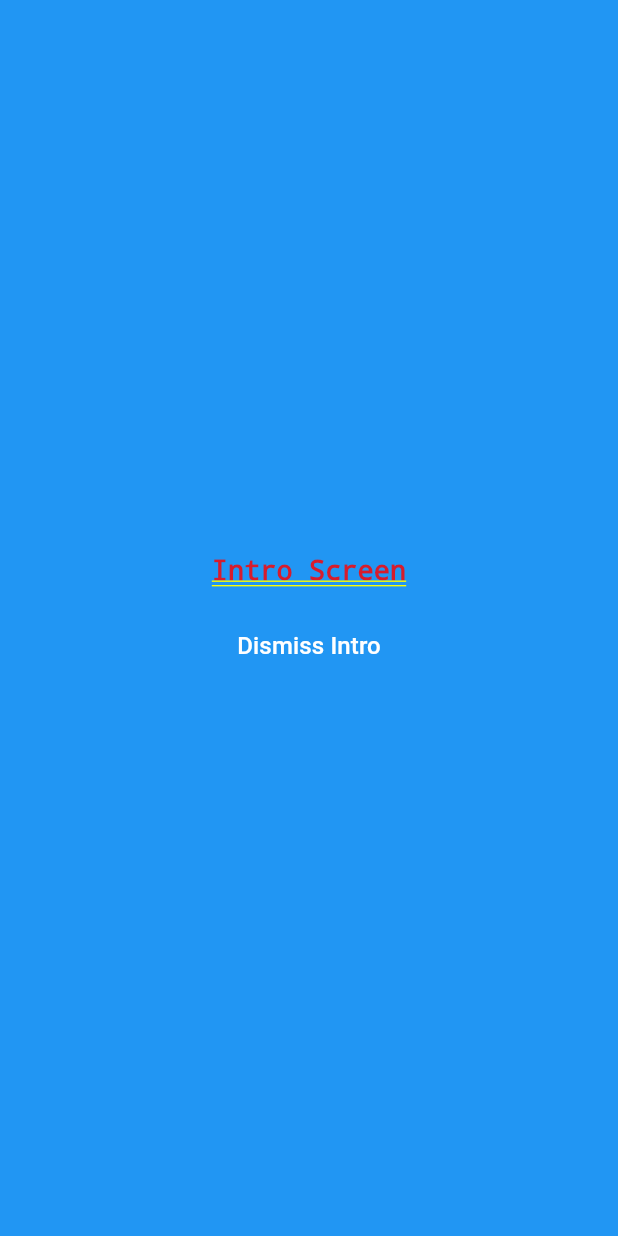
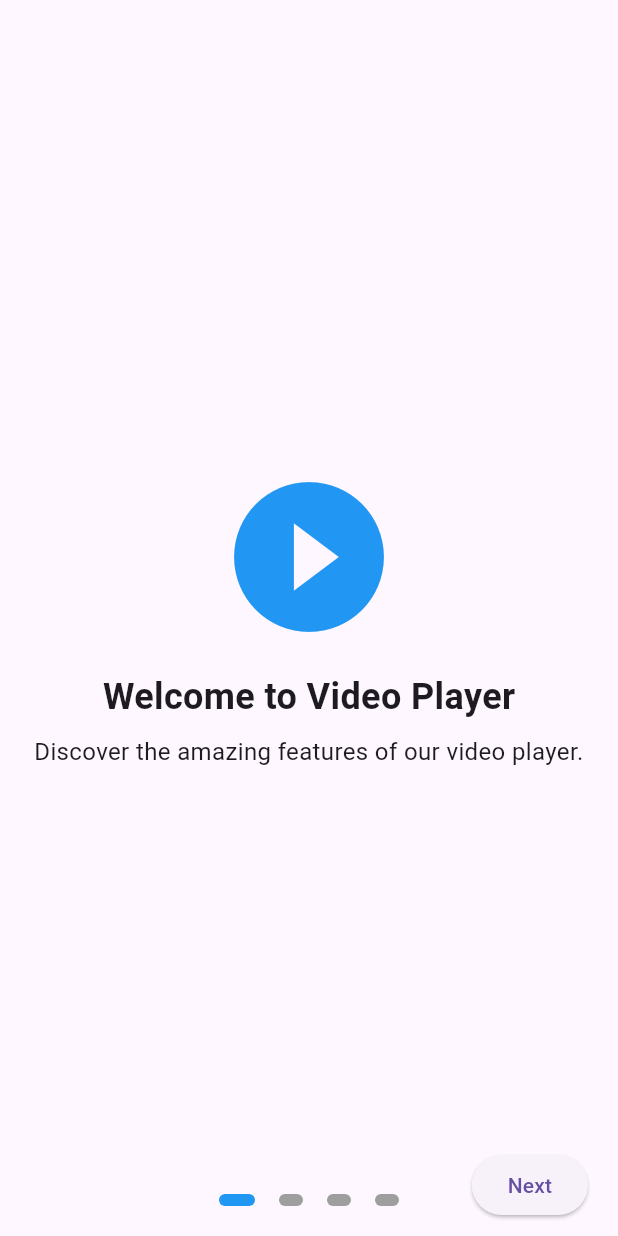
Before and after one commit to imtiazmehmood/VVPA, a Flutter app: the screen it shows after launch, on a phone screen of 412 x 824 dp. Run offline on Flutter 3.47's test engine with Material 3 defaults, Android fonts, the phone set to English and light mode, and no system bars; our stand-ins replace animated_splash_screen, chewie, shared_preferences, video_player; missing offline and left inert: flutter_storage_path, video_compress.

Commit message:
feat:setup tour screen

```diff
--- a/lib/main.dart
+++ b/lib/main.dart
@@ -1,6 +1,6 @@
 import 'package:flutter/material.dart';
-import 'package:vvplayer/pages/intro.dart';
 import 'package:vvplayer/pages/splash.dart';
+import 'package:vvplayer/pages/tour.dart';
 import 'package:vvplayer/pages/videolist.dart';
 import 'package:shared_preferences/shared_preferences.dart';
 import 'package:animated_splash_screen/animated_splash_screen.dart';
@@ -28,7 +28,7 @@ class MyApp extends StatelessWidget {
       home: AnimatedSplashScreen(
         duration: 3000,
         splash: const Splash(),
-        nextScreen: isIntroShown ? const VideoPlayerScreen() : const Intro(),
+        nextScreen: isIntroShown ? const VideoPlayerScreen() : const TourScreen(),
         splashTransition: SplashTransition.scaleTransition,
         backgroundColor: Colors.blue,
       ),
--- a/lib/pages/intro.dart
+++ /dev/null
@@ -1,48 +0,0 @@
-import 'package:flutter/material.dart';
-import 'package:shared_preferences/shared_preferences.dart';
-
-class Intro extends StatefulWidget {
-  const Intro({super.key});
-
-  @override
-  State<Intro> createState() => IntroState();
-}
-
-class IntroState extends State<Intro> {
-  @override
-  Widget build(BuildContext context) {
-    return Container(
-      height: double.infinity,
-      width: double.infinity,
-      color: Colors.blue,
-      child: SizedBox(
-        height: double.infinity,
-        width: double.infinity,
-        child: Column(
-          mainAxisAlignment: MainAxisAlignment.center,
-          crossAxisAlignment: CrossAxisAlignment.center,
-          children: [
-            const Text(
-              'Intro Screen',
-              style: TextStyle(fontSize: 18, fontWeight: FontWeight.bold),
-            ),
-            const SizedBox(height: 16), // Add some space between Text and TextButton
-            TextButton(
-              onPressed: () async {
-                SharedPreferences prefs = await SharedPreferences.getInstance();
-                prefs.setBool('isIntroShown', true);
-              },
-              child: const Text(
-                'Dismiss Intro',
-                style: TextStyle(
-                  color: Colors.white,
-                  fontSize: 16,
-                ),
-              ),
-            ),
-          ],
-        ),
-      ),
-    );
-  }
-}
--- /dev/null
+++ b/lib/pages/tour.dart
@@ -0,0 +1,161 @@
+import 'package:flutter/foundation.dart';
+import 'package:flutter/material.dart';
+import 'package:shared_preferences/shared_preferences.dart';
+import 'package:vvplayer/pages/videolist.dart';
+
+class TourScreen extends StatefulWidget {
+  const TourScreen();
+
+  @override
+  _TourScreenState createState() => _TourScreenState();
+}
+
+class _TourScreenState extends State<TourScreen> {
+  final PageController _pageController = PageController();
+  int _currentPage = 0;
+
+  List<TourStep> tourSteps = [
+    TourStep(
+      title: "Welcome to Video Player",
+      description: "Discover the amazing features of our video player.",
+      image: Icons.play_circle_filled,
+    ),
+    TourStep(
+      title: "Play/Pause",
+      description: "Tap the play/pause button to start or pause the video.",
+      image: Icons.play_arrow,
+    ),
+    TourStep(
+      title: "Full Screen",
+      description: "Expand your view by tapping the full-screen button.",
+      image: Icons.fullscreen,
+    ),
+    TourStep(
+      title: "Playback Speed",
+      description: "Adjust the playback speed for a personalized experience.",
+      image: Icons.speed,
+    ),
+  ];
+
+  @override
+  Widget build(BuildContext context) {
+    return Scaffold(
+      body: Stack(
+        children: [
+          PageView.builder(
+            controller: _pageController,
+            itemCount: tourSteps.length,
+            onPageChanged: (index) {
+              setState(() {
+                _currentPage = index;
+              });
+            },
+            itemBuilder: (context, index) {
+              return TourStepWidget(tourStep: tourSteps[index]);
+            },
+          ),
+          Positioned(
+            bottom: 20.0,
+            left: 0,
+            right: 0,
+            child: Row(
+              mainAxisAlignment: MainAxisAlignment.center,
+              children: _buildPageIndicator(),
+            ),
+          ),
+          Positioned(
+            bottom: 10.0,
+            right: 20.0,
+            child: ElevatedButton(
+              onPressed: () async {
+                if (_currentPage == tourSteps.length - 1) {
+
+                  SharedPreferences prefs = await SharedPreferences.getInstance();
+                  prefs.setBool('isIntroShown', true).then((value) => Navigator.of(context).pushReplacement(MaterialPageRoute(
+                     builder: (context) => const VideoPlayerScreen(),
+                   )));
+
+                  // If on the last page, navigate to the home screen
+                  // Navigator.of(context).pushReplacement(MaterialPageRoute(
+                  //   builder: (context) => const VideoPlayerScreen(),
+                  // ));
+
+                  } else {
+                  // Otherwise, move to the next page
+                  _pageController.nextPage(
+                    duration: const Duration(milliseconds: 500),
+                    curve: Curves.ease,
+                  );
+                }
+              },
+              child: Text(_currentPage == tourSteps.length - 1 ? "Finish" : "Next"),
+            ),
+          ),
+        ],
+      ),
+    );
+  }
+
+  List<Widget> _buildPageIndicator() {
+    List<Widget> indicators = [];
+    for (int i = 0; i < tourSteps.length; i++) {
+      indicators.add(_indicator(i == _currentPage));
+    }
+    return indicators;
+  }
+
+  Widget _indicator(bool isActive) {
+    return Container(
+      margin: const EdgeInsets.symmetric(horizontal: 8.0),
+      height: 8.0,
+      width: isActive ? 24.0 : 16.0,
+      decoration: BoxDecoration(
+        color: isActive ? Colors.blue : Colors.grey,
+        borderRadius: BorderRadius.circular(4.0),
+      ),
+    );
+  }
+}
+
+class TourStep {
+  final String title;
+  final String description;
+  final IconData image;
+
+  TourStep({
+    required this.title,
+    required this.description,
+    required this.image,
+  });
+}
+
+class TourStepWidget extends StatelessWidget {
+  final TourStep tourStep;
+
+  const TourStepWidget({required this.tourStep});
+
+  @override
+  Widget build(BuildContext context) {
+    return Padding(
+      padding: const EdgeInsets.all(16.0),
+      child: Column(
+        mainAxisAlignment: MainAxisAlignment.center,
+        crossAxisAlignment: CrossAxisAlignment.center,
+        children: [
+          Icon(tourStep.image, size: 120.0, color: Colors.blue),
+          const SizedBox(height: 16.0),
+          Text(
+            tourStep.title,
+            style: const TextStyle(fontSize: 24.0, fontWeight: FontWeight.bold),
+          ),
+          const SizedBox(height: 8.0),
+          Text(
+            tourStep.description,
+            textAlign: TextAlign.center,
+            style: const TextStyle(fontSize: 16.0),
+          ),
+        ],
+      ),
+    );
+  }
+}
```
